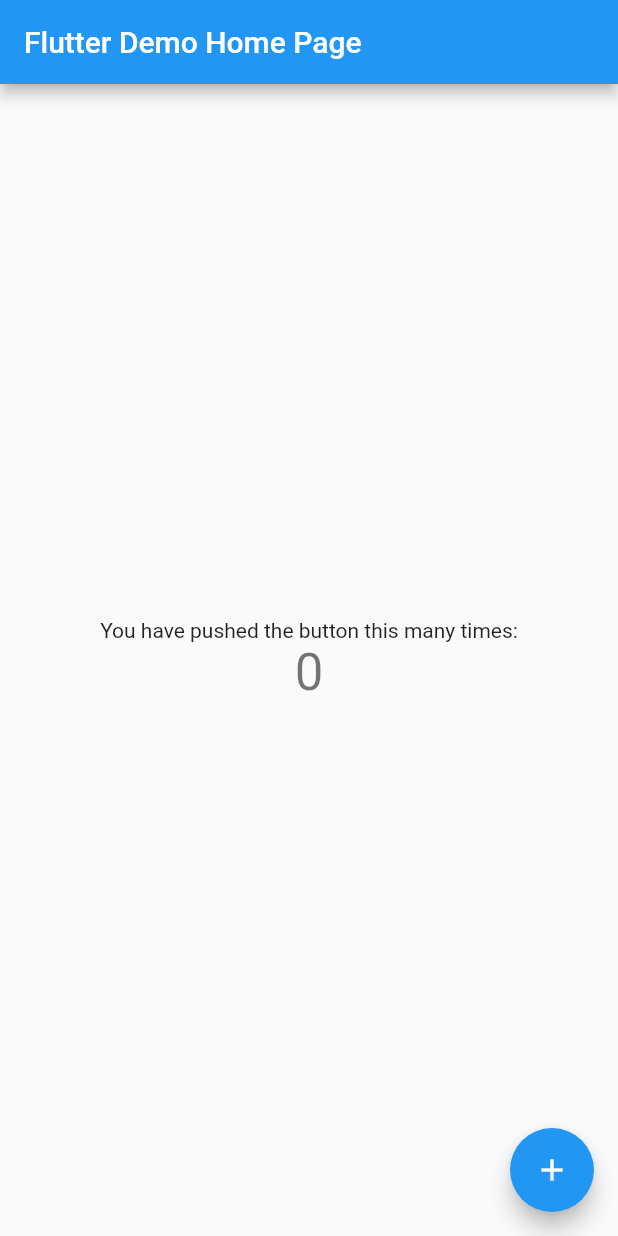
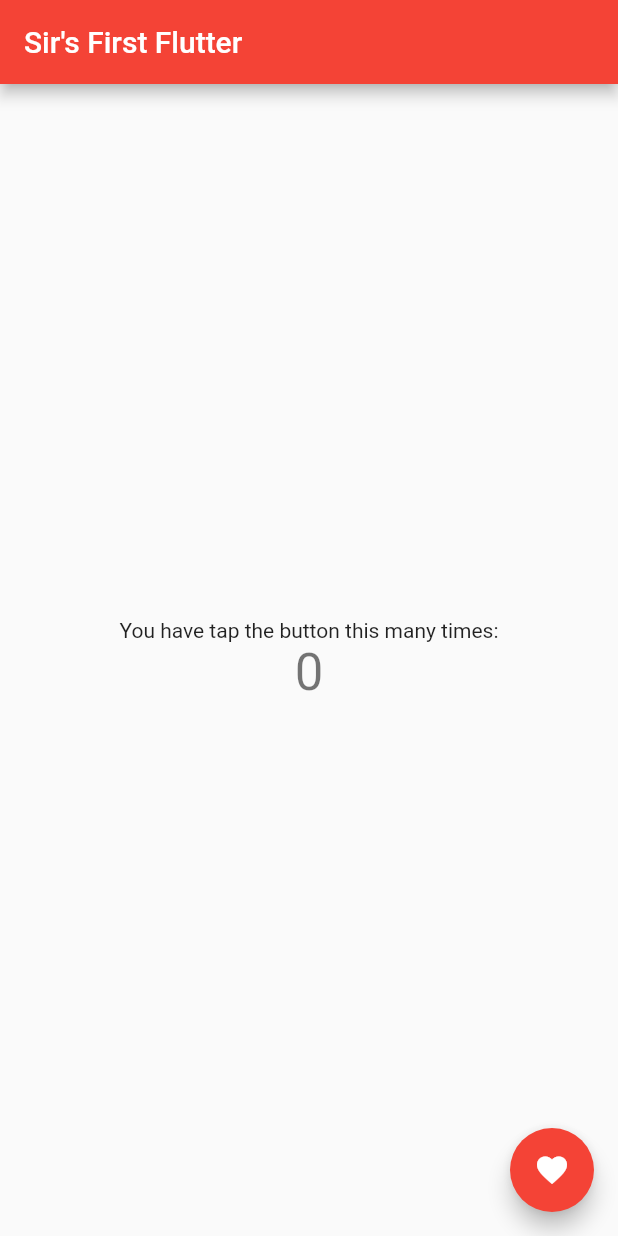
Before and after one commit to addff/first_app, a Flutter app: the screen it shows after launch, on a phone screen of 412 x 824 dp. Run offline on Flutter 3.47's test engine with Material 2 defaults, Android fonts, the phone set to English and light mode, and no system bars.

Commit message:
first change

```diff
--- a/lib/main.dart
+++ b/lib/main.dart
@@ -18,9 +18,9 @@ class MyApp extends StatelessWidget {
         // or simply save your changes to "hot reload" in a Flutter IDE).
         // Notice that the counter didn't reset back to zero; the application
         // is not restarted.
-        primarySwatch: Colors.blue,
+        primarySwatch: Colors.red,
       ),
-      home: MyHomePage(title: 'Flutter Demo Home Page'),
+      home: MyHomePage(title: "Sir's First Flutter"),
     );
   }
 }
@@ -53,7 +53,7 @@ class _MyHomePageState extends State<MyHomePage> {
       // so that the display can reflect the updated values. If we changed
       // _counter without calling setState(), then the build method would not be
       // called again, and so nothing would appear to happen.
-      _counter++;
+      _counter=_counter+1+_counter;
     });
   }
 
@@ -92,7 +92,7 @@ class _MyHomePageState extends State<MyHomePage> {
           mainAxisAlignment: MainAxisAlignment.center,
           children: <Widget>[
             Text(
-              'You have pushed the button this many times:',
+              'You have tap the button this many times:',
             ),
             Text(
               '$_counter',
@@ -104,7 +104,7 @@ class _MyHomePageState extends State<MyHomePage> {
       floatingActionButton: FloatingActionButton(
         onPressed: _incrementCounter,
         tooltip: 'Increment',
-        child: Icon(Icons.add),
+        child: Icon(Icons.favorite),
       ), // This trailing comma makes auto-formatting nicer for build methods.
     );
   }
```
